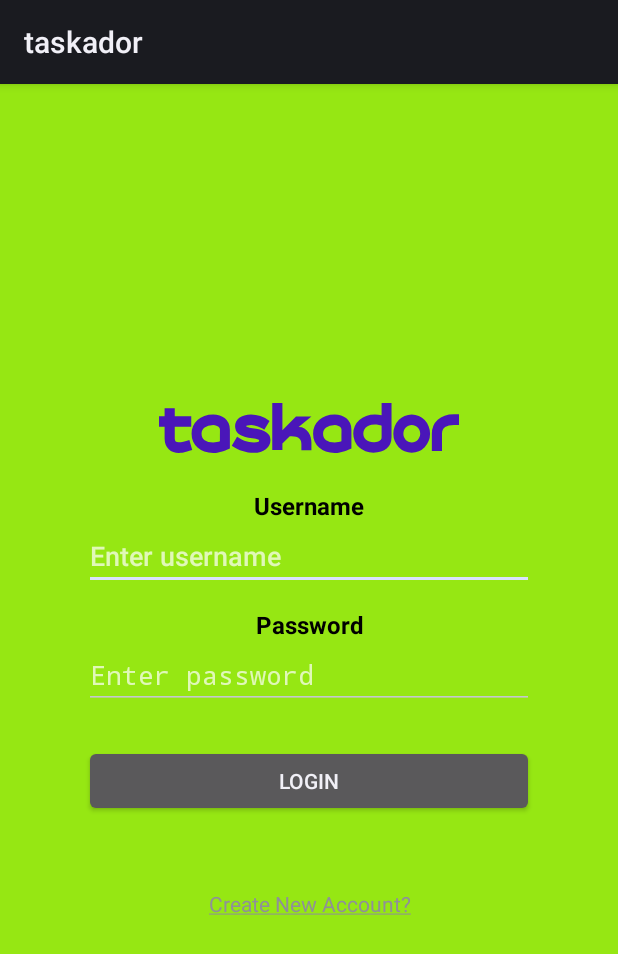
After one commit to hikikomoriphoenix/taskador, an Android app: the layout activity_login.xml on its own in the app's theme, with its tools: preview values and no code run, on a phone screen of 412 x 824 dp. The commit adds this screen. Shown: the top 954 px of the screen. Run offline under Robolectric (Android 15) with nearby library versions, the phone set to English and light mode, and no system bars.

Commit message:
Create and design layout for login screen

```diff
--- a/app/src/main/res/drawable-v21/ic_logo.xml
+++ b/app/src/main/res/drawable-v21/ic_logo.xml
@@ -8,7 +8,7 @@
         android:strokeAlpha="1"
         android:strokeLineJoin="miter"
         android:strokeWidth="0.30000001"
-        android:fillColor="@color/activity_splash_title"
+        android:fillColor="@color/logo_color"
         android:strokeColor="#00000000"
         android:fillType="nonZero"
         android:fillAlpha="1"
@@ -18,7 +18,7 @@
         android:strokeAlpha="1"
         android:strokeLineJoin="miter"
         android:strokeWidth="0.30000001"
-        android:fillColor="@color/activity_splash_title"
+        android:fillColor="@color/logo_color"
         android:strokeColor="#00000000"
         android:fillType="nonZero"
         android:fillAlpha="1"
@@ -28,7 +28,7 @@
         android:strokeAlpha="1"
         android:strokeLineJoin="miter"
         android:strokeWidth="0.30000001"
-        android:fillColor="@color/activity_splash_title"
+        android:fillColor="@color/logo_color"
         android:strokeColor="#00000000"
         android:fillType="nonZero"
         android:fillAlpha="1"
@@ -38,7 +38,7 @@
         android:strokeAlpha="1"
         android:strokeLineJoin="miter"
         android:strokeWidth="0.30000001"
-        android:fillColor="@color/activity_splash_title"
+        android:fillColor="@color/logo_color"
         android:strokeColor="#00000000"
         android:fillType="nonZero"
         android:fillAlpha="1"
@@ -48,7 +48,7 @@
         android:strokeAlpha="1"
         android:strokeLineJoin="miter"
         android:strokeWidth="0.30000001"
-        android:fillColor="@color/activity_splash_title"
+        android:fillColor="@color/logo_color"
         android:strokeColor="#00000000"
         android:fillType="nonZero"
         android:fillAlpha="1"
@@ -58,7 +58,7 @@
         android:strokeAlpha="1"
         android:strokeLineJoin="miter"
         android:strokeWidth="0.30000001"
-        android:fillColor="@color/activity_splash_title"
+        android:fillColor="@color/logo_color"
         android:strokeColor="#00000000"
         android:fillType="nonZero"
         android:fillAlpha="1"
@@ -68,7 +68,7 @@
         android:strokeAlpha="1"
         android:strokeLineJoin="miter"
         android:strokeWidth="0.30000001"
-        android:fillColor="@color/activity_splash_title"
+        android:fillColor="@color/logo_color"
         android:strokeColor="#00000000"
         android:fillType="nonZero"
         android:fillAlpha="1"
@@ -78,7 +78,7 @@
         android:strokeAlpha="1"
         android:strokeLineJoin="miter"
         android:strokeWidth="0.30000001"
-        android:fillColor="@color/activity_splash_title"
+        android:fillColor="@color/logo_color"
         android:strokeColor="#00000000"
         android:fillType="nonZero"
         android:fillAlpha="1"
--- /dev/null
+++ b/app/src/main/res/layout/activity_login.xml
@@ -0,0 +1,77 @@
+<?xml version="1.0" encoding="utf-8"?>
+<android.support.constraint.ConstraintLayout xmlns:android="http://schemas.android.com/apk/res/android"
+    xmlns:app="http://schemas.android.com/apk/res-auto"
+    android:layout_width="match_parent"
+    android:layout_height="match_parent"
+    android:background="@color/activity_login_background">
+
+    <LinearLayout
+        android:layout_width="@dimen/activity_login_form_width"
+        android:layout_height="wrap_content"
+        android:orientation="vertical"
+        app:layout_constraintBottom_toBottomOf="parent"
+        app:layout_constraintEnd_toEndOf="parent"
+        app:layout_constraintStart_toStartOf="parent"
+        app:layout_constraintTop_toTopOf="parent">
+
+        <ImageView
+            android:id="@+id/activity_login_logo"
+            android:layout_width="@dimen/activity_login_logo_width"
+            android:layout_height="wrap_content"
+            android:layout_gravity="center_horizontal"
+            android:layout_marginBottom="@dimen/activity_login_fields_spacing"
+            android:adjustViewBounds="true"
+            android:contentDescription="@string/app_name"
+            android:src="@drawable/ic_logo" />
+
+        <TextView
+            android:id="@+id/activity_login_username_label"
+            android:layout_width="match_parent"
+            android:layout_height="wrap_content"
+            android:layout_marginTop="@dimen/activity_login_fields_spacing"
+            android:gravity="center_horizontal"
+            android:text="@string/activity_login_username_label"
+            android:textAppearance="@style/LoginLabelTextAppearance" />
+
+        <EditText
+            android:id="@+id/activity_login_username_box"
+            android:layout_width="match_parent"
+            android:layout_height="wrap_content"
+            android:ems="10"
+            android:hint="@string/activity_login_username_box_hint"
+            android:inputType="text" />
+
+        <TextView
+            android:id="@+id/activity_login_password_label"
+            android:layout_width="match_parent"
+            android:layout_height="wrap_content"
+            android:layout_marginTop="@dimen/activity_login_fields_spacing"
+            android:gravity="center_horizontal"
+            android:text="@string/activity_login_password_label"
+            android:textAppearance="@style/LoginLabelTextAppearance" />
+
+        <EditText
+            android:id="@+id/activity_login_password_box"
+            android:layout_width="match_parent"
+            android:layout_height="wrap_content"
+            android:layout_marginBottom="@dimen/activity_login_fields_spacing"
+            android:ems="10"
+            android:hint="@string/activity_login_password_box_hint"
+            android:inputType="textPassword" />
+
+        <Button
+            android:id="@+id/activity_login_login_button"
+            android:layout_width="match_parent"
+            android:layout_height="wrap_content"
+            android:layout_marginTop="@dimen/activity_login_fields_spacing"
+            android:text="@string/activity_login_login_button" />
+
+        <TextView
+            android:id="@+id/activity_login_signup_link"
+            android:layout_width="match_parent"
+            android:layout_height="wrap_content"
+            android:layout_marginTop="@dimen/activity_login_signup_link_space"
+            android:gravity="center_horizontal"
+            android:text="@string/activity_login_signup_link" />
+    </LinearLayout>
+</android.support.constraint.ConstraintLayout>
--- a/app/src/main/res/values/colors_ui.xml
+++ b/app/src/main/res/values/colors_ui.xml
@@ -1,16 +1,19 @@
 <?xml version="1.0" encoding="utf-8"?>
 <resources>
+    <color name="logo_color">@color/purple</color>
+    <!--<color name="logo_border">@color/green</color>-->
+
     <color name="main_screen_header_text_color">@color/dark_green</color>
     <color name="main_screen_edit_text_focused_border">@color/yellow_orange</color>
     <color name="main_screen_edit_text_text_color">@android:color/black</color>
     <color name="main_screen_edit_text_hint_color">@android:color/darker_gray</color>
     <color name="main_screen_label_text_color">@android:color/black</color>
 
-    <color name="activity_splash_title">@color/purple</color>
-    <!--<color name="activity_splash_title_border">@color/green</color>-->
     <color name="activity_splash_background">@color/bright_green</color>
     <color name="activity_splash_status">@android:color/white</color>
 
     <color name="activity_signup_background">@color/bright_green</color>
     <color name="activity_signup_rules">@color/dark_green</color>
+
+    <color name="activity_login_background">@color/bright_green</color>
 </resources>
--- a/app/src/main/res/values/dimensions.xml
+++ b/app/src/main/res/values/dimensions.xml
@@ -13,4 +13,9 @@
     <dimen name="activity_signup_form_width">300dp</dimen>
     <dimen name="activity_signup_fields_spacing">12dp</dimen>
     <dimen name="activity_signup_submit_button_width">120dp</dimen>
+
+    <dimen name="activity_login_form_width">300dp</dimen>
+    <dimen name="activity_login_logo_width">200dp</dimen>
+    <dimen name="activity_login_fields_spacing">12dp</dimen>
+    <dimen name="activity_login_signup_link_space">48dp</dimen>
 </resources>
--- a/app/src/main/res/values/strings.xml
+++ b/app/src/main/res/values/strings.xml
@@ -16,4 +16,11 @@
     <string name="activity_signup_password_box_hint">Enter password</string>
     <string name="activity_signup_confirm_password_label">Confirm Password</string>
     <string name="activity_signup_submit_button_label">Submit</string>
+
+    <string name="activity_login_username_label">Username</string>
+    <string name="activity_login_username_box_hint">Enter username</string>
+    <string name="activity_login_password_label">Password</string>
+    <string name="activity_login_password_box_hint">Enter password</string>
+    <string name="activity_login_login_button">Login</string>
+    <string name="activity_login_signup_link"><u>Create New Account?</u></string>
 </resources>
--- a/app/src/main/res/values/styles.xml
+++ b/app/src/main/res/values/styles.xml
@@ -20,6 +20,14 @@
     </style>
 
     <style name="SignupLabelTextAppearance" parent="MainScreenLabelTextAppearance">
+
+    </style>
+
+    <style name="LoginTheme" parent="MainScreenTheme">
+
+    </style>
+
+    <style name="LoginLabelTextAppearance" parent="MainScreenLabelTextAppearance">
 
     </style>
 
```
